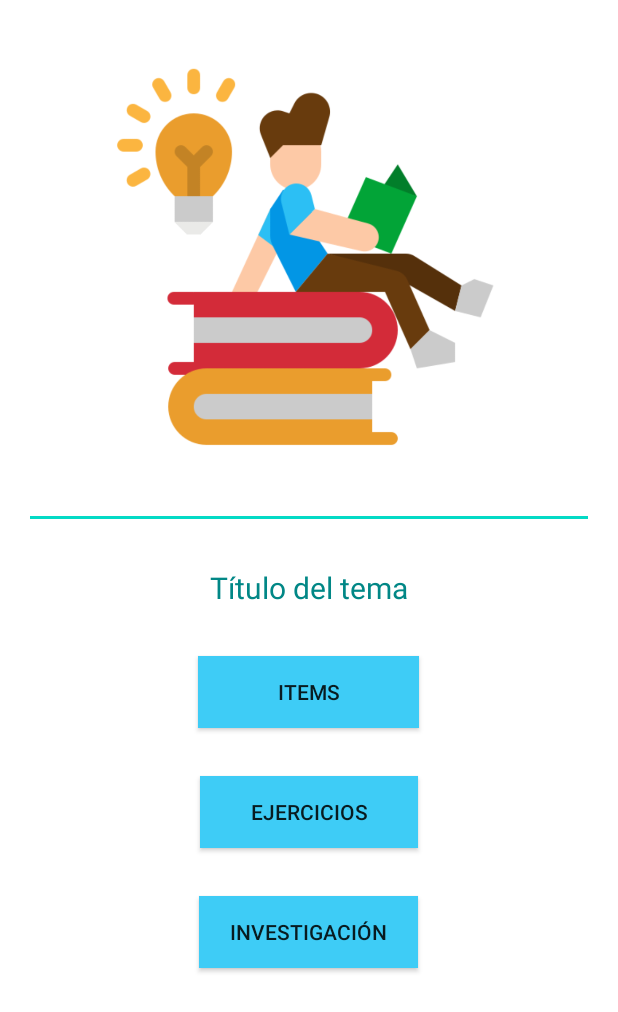
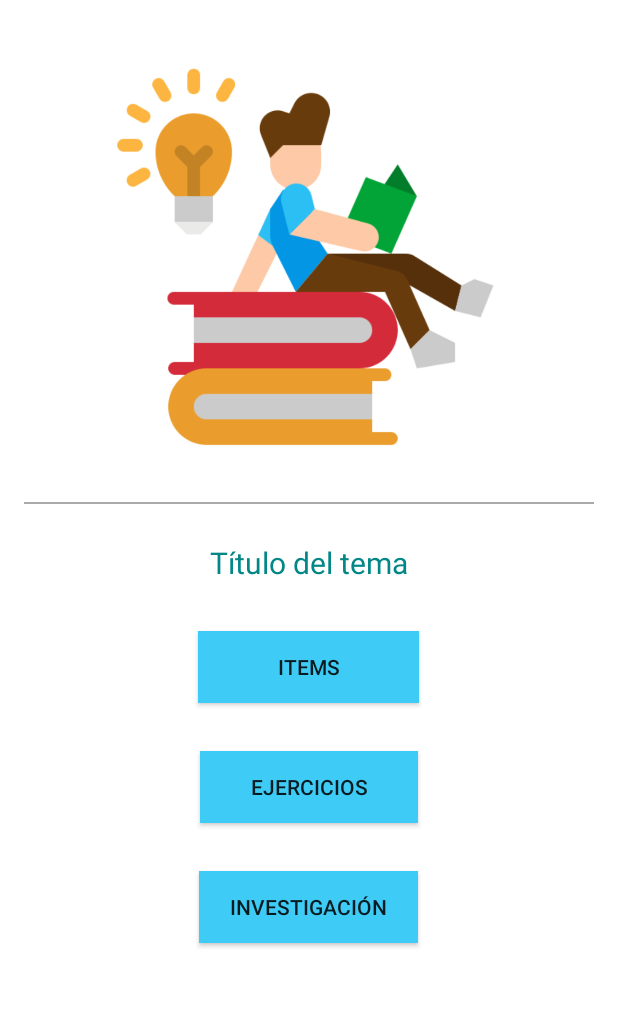
Before and after one commit to ZileidyAB/bitacoraAprendizaje, an Android app: the MenuTemaPrincipalActivity screen opened directly, with no data from a screen before it, on a phone screen of 412 x 824 dp. Shown: the top 1012 px of the screen. Run offline under Robolectric (Android 15) with nearby library versions, the phone set to English and light mode, and no system bars.

Commit message:
Divider agregado

```diff
--- a/misgruposv01/src/main/res/layout/activity_menu_tema_principal.xml
+++ b/misgruposv01/src/main/res/layout/activity_menu_tema_principal.xml
@@ -18,23 +18,32 @@
         android:layout_marginTop="21dp"
         android:src="@drawable/leyendo" />
 
-    <EditText
-        android:id="@+id/text1"
-        android:layout_width="395dp"
-        android:layout_height="43dp"
-        android:layout_below="@+id/imageView1"
-        android:layout_alignParentEnd="true"
-        android:layout_marginEnd="0dp"
-        android:ems="10"
-        android:inputType="textPersonName" />
+    <!--    <EditText-->
+    <!--        android:id="@+id/text1"-->
+    <!--        android:layout_width="395dp"-->
+    <!--        android:layout_height="43dp"-->
+    <!--        android:layout_below="@+id/imageView1"-->
+    <!--        android:layout_alignParentEnd="true"-->
+    <!--        android:layout_marginEnd="0dp"-->
+    <!--        android:ems="10"-->
+    <!--        android:inputType="textPersonName" />-->
 
 
-<!--Hace falta estirar el nombreTema?-->
+    <!--Hace falta estirar el nombreTema?-->
+
+    <View
+        android:id="@+id/divider1"
+        android:layout_width="match_parent"
+        android:layout_height="1dp"
+        android:layout_below="@+id/imageView1"
+        android:layout_marginTop="25dp"
+        android:background="@android:color/darker_gray" />
+
     <TextView
         android:id="@+id/titulo_tema"
         android:layout_width="match_parent"
         android:layout_height="wrap_content"
-        android:layout_below="@+id/text1"
+        android:layout_below="@+id/divider1"
         android:layout_gravity="center_horizontal"
         android:layout_marginTop="25dp"
         android:text="@string/titulo_tema"
@@ -77,5 +86,4 @@
         android:text="@string/boton_Investigacion" />
 
 
-
 </RelativeLayout>
```
Also changed, not shown: misgruposv01/src/main/res/layout/activity_submenu_ejercicio.xml (+17 -9 lines).
